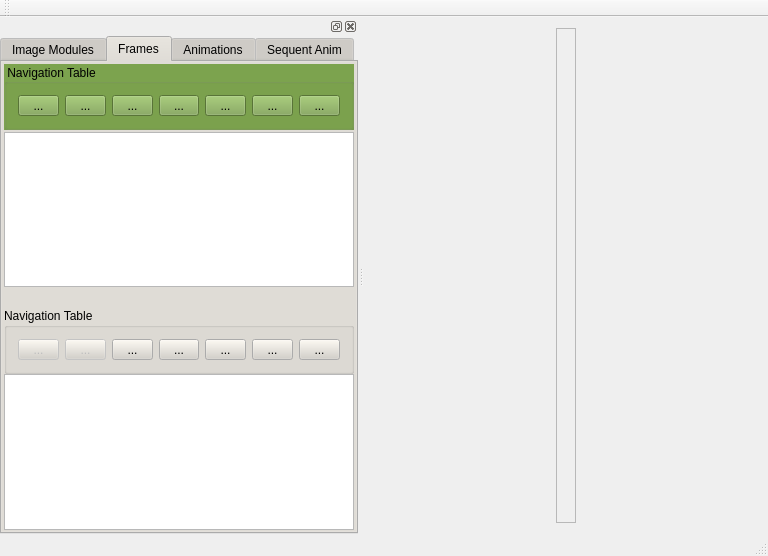
The window that Xedi/Xedithor/mainwindow.ui (ancoldsun/xedithor) describes before a commit, drawn with Qt 5.
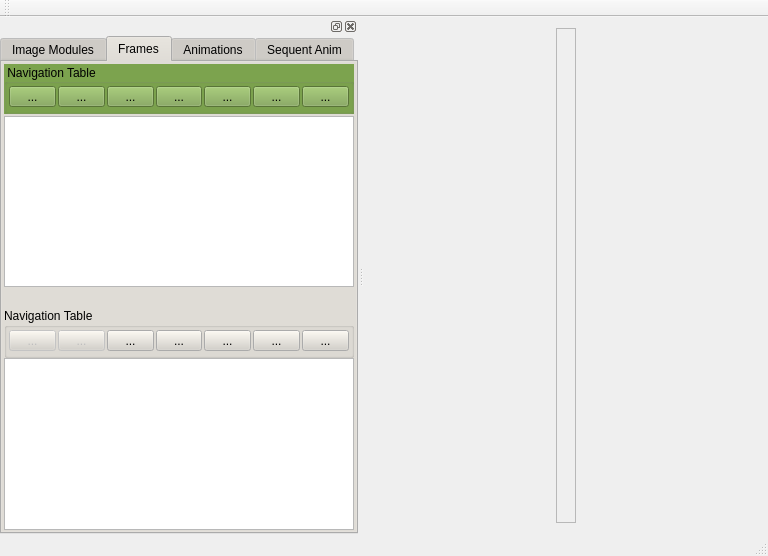
The same window after the commit. The open tabs and pages were chosen to show the change. Icons and pictures are not drawn.

```diff
--- a/Xedi/Xedithor/mainwindow.ui
+++ b/Xedi/Xedithor/mainwindow.ui
@@ -126,12 +126,21 @@
      </property>
      <item>
       <widget class="QTabWidget" name="tabWidget">
+       <property name="enabled">
+        <bool>true</bool>
+       </property>
        <property name="styleSheet">
         <string notr="true"/>
        </property>
+       <property name="tabShape">
+        <enum>QTabWidget::Rounded</enum>
+       </property>
        <property name="currentIndex">
         <number>0</number>
        </property>
+       <property name="elideMode">
+        <enum>Qt::ElideNone</enum>
+       </property>
        <widget class="QWidget" name="ImageModuleTab">
         <property name="styleSheet">
          <string notr="true"/>
@@ -404,6 +413,21 @@
             <string>Navigation Table</string>
            </property>
            <layout class="QHBoxLayout" name="horizontalLayout_6">
+            <property name="spacing">
+             <number>2</number>
+            </property>
+            <property name="leftMargin">
+             <number>2</number>
+            </property>
+            <property name="topMargin">
+             <number>2</number>
+            </property>
+            <property name="rightMargin">
+             <number>2</number>
+            </property>
+            <property name="bottomMargin">
+             <number>4</number>
+            </property>
             <item>
              <widget class="QToolButton" name="ft_navTable1_button1">
               <property name="sizePolicy">
@@ -591,6 +615,12 @@
            <property name="features">
             <set>QDockWidget::NoDockWidgetFeatures</set>
            </property>
+           <property name="allowedAreas">
+            <set>Qt::AllDockWidgetAreas</set>
+           </property>
+           <property name="windowTitle">
+            <string/>
+           </property>
            <widget class="QWidget" name="dockWidgetContents_5">
             <property name="enabled">
              <bool>true</bool>
@@ -626,6 +656,21 @@
                 <string>Navigation Table</string>
                </property>
                <layout class="QHBoxLayout" name="horizontalLayout_7">
+                <property name="spacing">
+                 <number>2</number>
+                </property>
+                <property name="leftMargin">
+                 <number>2</number>
+                </property>
+                <property name="topMargin">
+                 <number>2</number>
+                </property>
+                <property name="rightMargin">
+                 <number>2</number>
+                </property>
+                <property name="bottomMargin">
+                 <number>4</number>
+                </property>
                 <item>
                  <widget class="QToolButton" name="ft_navTable2_button1">
                   <property name="enabled">
```
Left out of the diff: 52 changed lines with no effect on the pictures.
